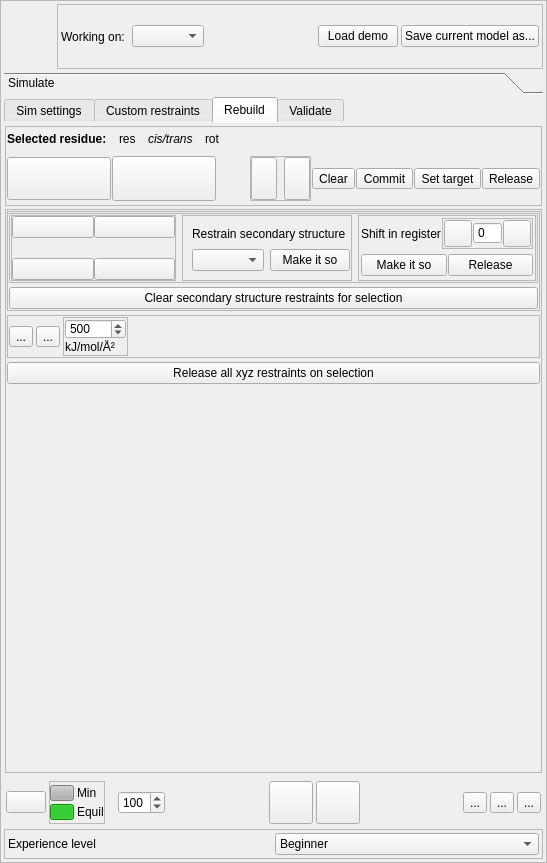
Old version of the form isolde/src/IsoldeFrame.ui in the repository tristanic/isolde.
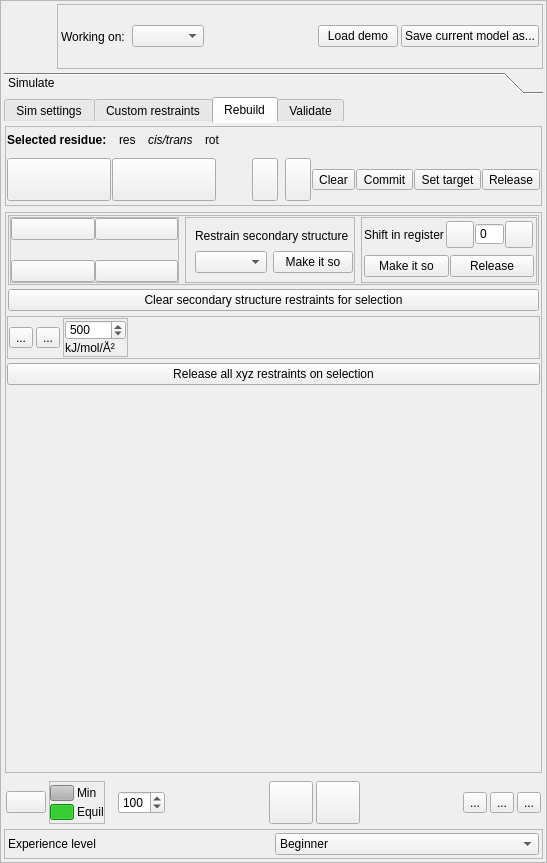
New version of the form. Icons and pictures are not drawn.

What changed in the file:
```diff
--- a/isolde/src/IsoldeFrame.ui
+++ b/isolde/src/IsoldeFrame.ui
@@ -1667,7 +1667,7 @@
             </attribute>
             <layout class="QVBoxLayout" name="verticalLayout_6">
              <property name="spacing">
-              <number>3</number>
+              <number>6</number>
              </property>
              <property name="leftMargin">
               <number>1</number>
@@ -1708,6 +1708,9 @@
                 <enum>QFrame::Raised</enum>
                </property>
                <layout class="QVBoxLayout" name="verticalLayout_28" stretch="0,0">
+                <property name="spacing">
+                 <number>6</number>
+                </property>
                 <property name="leftMargin">
                  <number>1</number>
                 </property>
@@ -1925,10 +1928,10 @@
                    <item>
                     <widget class="QFrame" name="_rebuild_cycle_rotamer_frame">
                      <property name="frameShape">
-                      <enum>QFrame::StyledPanel</enum>
+                      <enum>QFrame::NoFrame</enum>
                      </property>
                      <property name="frameShadow">
-                      <enum>QFrame::Raised</enum>
+                      <enum>QFrame::Plain</enum>
                      </property>
                      <layout class="QHBoxLayout" name="horizontalLayout_2">
                       <property name="spacing">
@@ -2111,7 +2114,7 @@
                   <x>0</x>
                   <y>0</y>
                   <width>533</width>
-                  <height>538</height>
+                  <height>535</height>
                  </rect>
                 </property>
                 <layout class="QVBoxLayout" name="verticalLayout_15">
@@ -2145,10 +2148,10 @@
                     </size>
                    </property>
                    <property name="frameShape">
-                    <enum>QFrame::StyledPanel</enum>
+                    <enum>QFrame::NoFrame</enum>
                    </property>
                    <property name="frameShadow">
-                    <enum>QFrame::Raised</enum>
+                    <enum>QFrame::Plain</enum>
                    </property>
                    <layout class="QVBoxLayout" name="verticalLayout_18">
                     <property name="spacing">
@@ -2446,10 +2449,10 @@
                              <item>
                               <widget class="QFrame" name="frame_9">
                                <property name="frameShape">
-                                <enum>QFrame::StyledPanel</enum>
+                                <enum>QFrame::NoFrame</enum>
                                </property>
                                <property name="frameShadow">
-                                <enum>QFrame::Raised</enum>
+                                <enum>QFrame::Plain</enum>
                                </property>
                                <layout class="QHBoxLayout" name="horizontalLayout_41">
                                 <property name="spacing">
```
